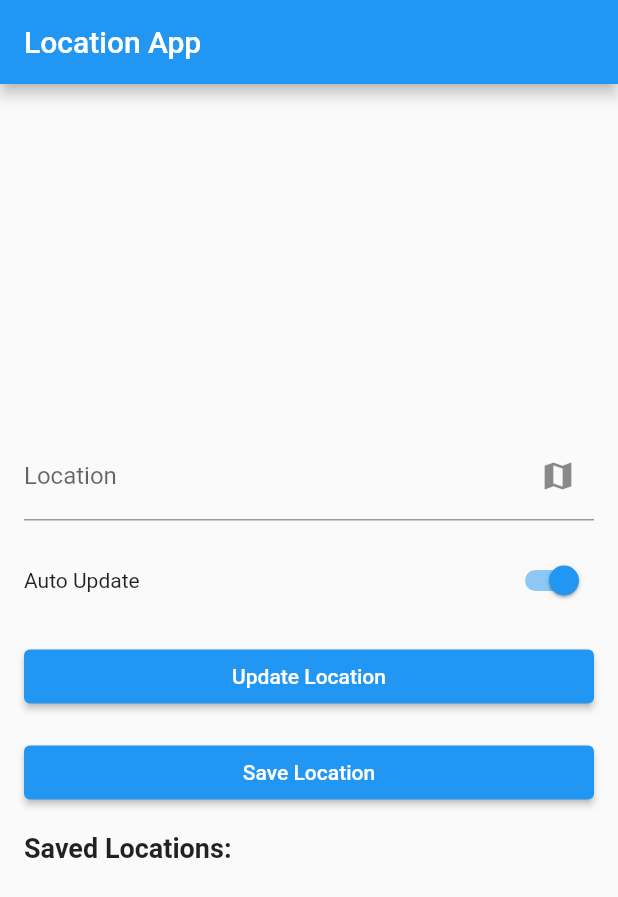
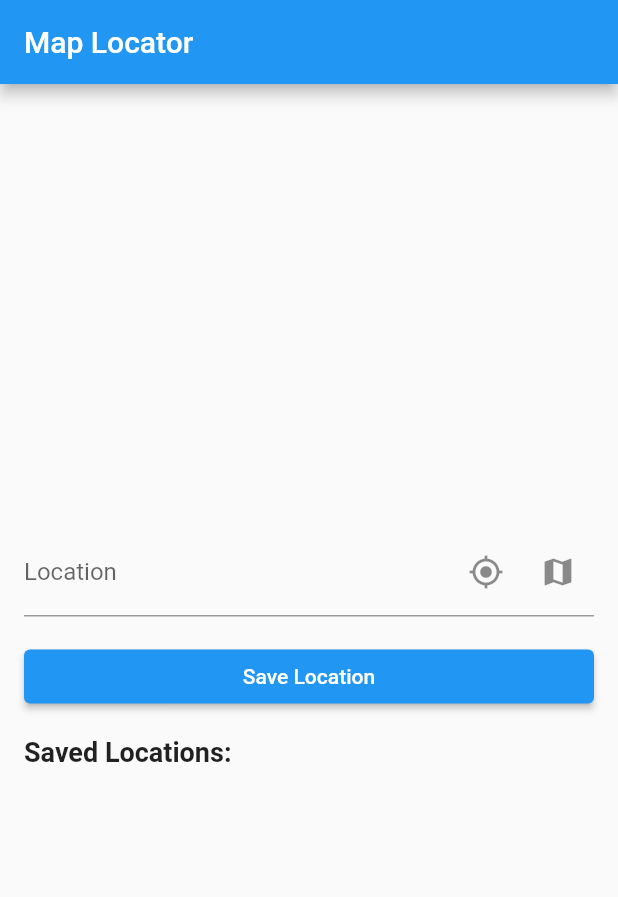
Before and after one commit to Allen7702/geoLocator, a Flutter app: the screen it shows after launch, after a tap on "Save Location", on a phone screen of 412 x 824 dp. Shown: the top 897 px of the screen. Run offline on Flutter 3.47's test engine with Material 2 defaults, Android fonts, the phone set to English and light mode, and no system bars; our stand-ins replace flutter_map, geolocator, latlong2.

Commit message:
new changes

```diff
--- /dev/null
+++ b/lib/locaction_screen.dart
@@ -0,0 +1,173 @@
+import 'package:flutter/material.dart';
+import 'package:geolocator/geolocator.dart';
+import 'map_screen.dart';
+import 'dart:convert';
+
+class LocationScreen extends StatefulWidget {
+  // State variable to hold the format of the location
+  final bool useGeoJsonFormat;
+   // State variable for auto updating location
+  final bool autoUpdateLocation;
+
+  const LocationScreen({Key? key, this.useGeoJsonFormat = false,this.autoUpdateLocation = true})
+      : super(key: key);
+  @override
+  State<LocationScreen> createState() => _LocationScreenState();
+}
+
+class _LocationScreenState extends State<LocationScreen> {
+  // Text controller for the location input field
+  final TextEditingController _locationController = TextEditingController();
+
+  // State variable to hold current location
+  final List<String> savedLocations = [];
+
+  @override
+  void initState() {
+    super.initState();
+    _getLocation();
+  }
+
+// Function to get the current location
+  Future<void> _getLocation() async {
+    bool locationEnabled = await Geolocator.isLocationServiceEnabled();
+    if (!locationEnabled) {
+      // Handle if location services are disabled
+      debugPrint("Location services are disabled.");
+      return;
+    }
+
+    LocationPermission permission = await Geolocator.checkPermission();
+    if (permission == LocationPermission.denied) {
+      permission = await Geolocator.requestPermission();
+      if (permission == LocationPermission.denied) {
+        debugPrint("User denied permissions to access the device's location.");
+        return;
+      }
+    }
+
+    if (permission == LocationPermission.deniedForever) {
+      // Handle the scenario where user has permanently denied location access
+      debugPrint(
+          "User denied permissions forever to access the device's location.");
+      return;
+    }
+    try {
+      Position position = await Geolocator.getCurrentPosition(
+        desiredAccuracy: LocationAccuracy.best,
+      );
+
+      String newLocation = "${position.latitude}, ${position.longitude}";
+
+      setState(() {
+        if (widget.autoUpdateLocation) {
+          _locationController.text = newLocation;
+        }
+      });
+    } catch (e) {
+      debugPrint("Error: ${e.toString()}");
+    }
+  }
+
+  // Function to toggle auto location updates
+  // void _toggleAutoUpdate(bool value) {
+  //   setState(() {
+  //     _autoUpdateLocation = value;
+  //     if (_autoUpdateLocation) {
+  //       _getLocation();
+  //     }
+  //   });
+  // }
+
+  Map<String, dynamic> _getGeoJsonCoordinates(
+      double latitude, double longitude) {
+    return {
+      "type": "Point",
+      "coordinates": [longitude, latitude]
+    };
+  }
+
+  void saveLocation(bool useGeoJsonFormat) {
+    if (useGeoJsonFormat) {
+      double latitude = double.parse(_locationController.text.split(',')[0]);
+      double longitude = double.parse(_locationController.text.split(',')[1]);
+
+      Map<String, dynamic> geoJsonCoordinates =
+          _getGeoJsonCoordinates(latitude, longitude);
+
+      setState(() {
+        savedLocations.add(jsonEncode(geoJsonCoordinates));
+      });
+    } else {
+      setState(() {
+        savedLocations.add(_locationController.text);
+      });
+    }
+  }
+
+  // Function to open the map screen for selecting a location
+  void _openMapForLocation() async {
+    final position = await Navigator.push<Position>(
+      context,
+      MaterialPageRoute(
+        builder: (context) => MapScreen(locationText: _locationController.text),
+      ),
+    );
+    if (position != null) {
+      setState(() {
+        _locationController.text =
+            "${position.latitude}, ${position.longitude}";
+      });
+    }
+  }
+
+  @override
+  Widget build(BuildContext context) {
+       return Container(
+      padding: const EdgeInsets.all(16.0),
+      child: Column(
+          crossAxisAlignment: CrossAxisAlignment.stretch,
+          children: [
+      TextField(
+        controller: _locationController,
+        enabled: true,
+        decoration: InputDecoration(
+          labelText: 'Location',
+          suffixIcon: Row(
+            mainAxisSize: MainAxisSize.min,
+            children: [
+              if (widget.autoUpdateLocation)
+                IconButton(
+                  icon: const Icon(Icons.my_location),
+                  onPressed: _getLocation,
+                ),
+              IconButton(
+                icon: const Icon(Icons.map),
+                onPressed: _openMapForLocation,
+              ),
+            ],
+          ),
+        ),
+      ),
+      const SizedBox(height: 16.0),
+            ElevatedButton(
+              onPressed: () {
+                saveLocation(widget.useGeoJsonFormat);
+              },
+              child: const Text('Save Location'),
+            ),
+            const SizedBox(height: 16.0),
+            const Text(
+              'Saved Locations:',
+              style: TextStyle(fontSize: 18, fontWeight: FontWeight.bold),
+            ),
+            Column(
+              crossAxisAlignment: CrossAxisAlignment.stretch,
+              children:
+                  savedLocations.map((location) => Text(location)).toList(),
+            ),
+          ],
+      ),
+    );
+  }
+}
--- a/lib/main.dart
+++ b/lib/main.dart
@@ -1,155 +1,45 @@
 import 'package:flutter/material.dart';
-import 'package:geolocator/geolocator.dart';
-import 'package:flutter_map/flutter_map.dart';
-import 'package:flutter_map/plugin_api.dart';
-import 'package:latlong2/latlong.dart';
+import 'locaction_screen.dart';
 
 void main() {
-  runApp(const LocationApp());
+  runApp(const MyApp());
 }
 
-class LocationApp extends StatelessWidget {
-  const LocationApp({Key? key}) : super(key: key);
+class MyApp extends StatelessWidget {
+  const MyApp({super.key});
 
   @override
   Widget build(BuildContext context) {
-    return MaterialApp(
-      title: 'Location App',
-      theme: ThemeData(
-        primarySwatch: Colors.blue,
-      ),
-      home: const LocationScreen(),
+    return const MaterialApp(
+      title: 'Map Locator',
+      home: QuoteGenerator(),
     );
   }
 }
 
-class LocationScreen extends StatefulWidget {
-  const LocationScreen({super.key});
+class QuoteGenerator extends StatefulWidget {
+  const QuoteGenerator({super.key});
 
   @override
-  State<LocationScreen> createState() => _LocationScreenState();
+  State<QuoteGenerator> createState() => _QuoteGeneratorState();
 }
 
-class _LocationScreenState extends State<LocationScreen> {
-  // Text controller for the location input field
-  final TextEditingController _locationController = TextEditingController();
-  // State variable for auto updating location
-  bool _autoUpdateLocation = true;
-  // State variable to hold current location
-  final List<String> _savedLocations = [];
-
-  @override
-  void initState() {
-    super.initState();
-    _getLocation();
-  }
-
-// Function to get the current location
-  Future<void> _getLocation() async {
-    try {
-      Position position = await Geolocator.getCurrentPosition(
-        desiredAccuracy: LocationAccuracy.high,
-      );
-
-      String newLocation = "${position.latitude}, ${position.longitude}";
-
-      setState(() {
-        if (_autoUpdateLocation) {
-          _locationController.text = newLocation;
-        }
-      });
-    } catch (e) {
-      debugPrint("Error: ${e.toString()}");
-    }
-  }
-
-  // Function to toggle auto location updates
-  void _toggleAutoUpdate(bool value) {
-    setState(() {
-      _autoUpdateLocation = value;
-      if (_autoUpdateLocation) {
-        _getLocation();
-      }
-    });
-  }
-
-// Function to save the location to the list
-  void _saveLocation() {
-    setState(() {
-      _savedLocations.add(_locationController.text);
-    });
-  }
-
-  // Function to open the map screen for selecting a location
-  void _openMapForLocation() async {
-    final position = await Navigator.push<Position>(
-      context,
-      MaterialPageRoute(
-        builder: (context) => MapScreen(locationText: _locationController.text),
-      ),
-    );
-    if (position != null) {
-      setState(() {
-        _locationController.text =
-            "${position.latitude}, ${position.longitude}";
-      });
-    }
-  }
+class _QuoteGeneratorState extends State<QuoteGenerator> {
 
   @override
   Widget build(BuildContext context) {
     return Scaffold(
       appBar: AppBar(
-        title: const Text('Location App'),
+        title: const Text('Map Locator'),
       ),
-      body: Padding(
-        padding: const EdgeInsets.all(16.0),
+      body: const Center(
         child: Column(
-          mainAxisAlignment: MainAxisAlignment.center,
-          crossAxisAlignment: CrossAxisAlignment.stretch,
+        mainAxisAlignment: MainAxisAlignment.center,
+        crossAxisAlignment: CrossAxisAlignment.stretch,
           children: [
-            TextField(
-              controller: _locationController,
-              enabled: true,
-              decoration: InputDecoration(
-                labelText: 'Location',
-                suffixIcon: IconButton(
-                  icon: const Icon(Icons.map),
-                  onPressed: _openMapForLocation,
-                ),
-              ),
-            ),
-            const SizedBox(height: 16.0),
-            // Toggle switch for auto location updates
-            Row(
-              mainAxisAlignment: MainAxisAlignment.spaceBetween,
-              children: [
-                const Text('Auto Update'),
-                Switch(
-                  value: _autoUpdateLocation,
-                  onChanged: _toggleAutoUpdate,
-                ),
-              ],
-            ),
-            const SizedBox(height: 16.0),
-            ElevatedButton(
-              onPressed: _getLocation,
-              child: const Text('Update Location'),
-            ),
-            const SizedBox(height: 16.0),
-            ElevatedButton(
-              onPressed: _saveLocation,
-              child: const Text('Save Location'),
-            ),
-            const SizedBox(height: 16.0),
-            const Text(
-              'Saved Locations:',
-              style: TextStyle(fontSize: 18, fontWeight: FontWeight.bold),
-            ),
-            Column(
-              crossAxisAlignment: CrossAxisAlignment.stretch,
-              children:
-                  _savedLocations.map((location) => Text(location)).toList(),
+            LocationScreen(
+              useGeoJsonFormat: false,
+              autoUpdateLocation: true,
             ),
           ],
         ),
@@ -158,87 +48,25 @@ class _LocationScreenState extends State<LocationScreen> {
   }
 }
 
-class MapScreen extends StatefulWidget {
-  final String locationText;
-
-  const MapScreen({Key? key, required this.locationText}) : super(key: key);
-
-  @override
-  State<MapScreen> createState() => _MapScreenState();
-}
-
-class _MapScreenState extends State<MapScreen> {
-  final MapController _mapController = MapController();
-  Position? _selectedPosition;
-  Marker? _userLocationMarker;
-
- void _onMapTap(TapPosition point, LatLng latlng) {
-  setState(() {
-    _userLocationMarker = Marker(
-      width: 80.0,
-      height: 80.0,
-      point: latlng,
-      builder: (ctx) => const Icon(
-        Icons.location_pin,
-        color: Colors.blue,
-        size: 40.0,
-      ),
-    );
-    _selectedPosition = Position(
-      latitude: latlng.latitude,
-      longitude: latlng.longitude,
-      accuracy: 0.0,
-      altitude: 0.0,
-      heading: 0.0,
-      speed: 0.0,
-      speedAccuracy: 0.0,
-      timestamp: DateTime.now(),
-    );
-  });
-}
 
 
-  @override
-  Widget build(BuildContext context) {
-    return Scaffold(
-      appBar: AppBar(
-        title: const Text('Select Location'),
-      ),
-      body: FlutterMap(
-        mapController: _mapController,
-        options: MapOptions(
-          center: widget.locationText.isNotEmpty
-              ? LatLng(
-                  double.parse(widget.locationText.split(',')[0]),
-                  double.parse(widget.locationText.split(',')[1]),
-                )
-              : const LatLng(
-                  -6.76456, 39.2484481), // Default if input field is empty
-          maxZoom: 18,
-          zoom: 17.0,
-          onTap: _onMapTap,
-        ),
-        children: [
-          TileLayer(
-            urlTemplate: 'https://tile.openstreetmap.org/{z}/{x}/{y}.png',
-            userAgentPackageName: 'com.example.app',
-          ),
-          MarkerLayer(
-            markers: [
-              if (_userLocationMarker != null)
-                _userLocationMarker!,
-            ],
-          ),
-        ],
-      ),
-      floatingActionButton: _selectedPosition != null
-          ? FloatingActionButton(
-              onPressed: () {
-                Navigator.pop(context, _selectedPosition);
-              },
-              child: const Icon(Icons.check),
-            )
-          : null,
-    );
-  }
-}
+
+
+// void main() {
+//   runApp(const LocationApp());
+// }
+
+// class LocationApp extends StatelessWidget {
+//   const LocationApp({Key? key}) : super(key: key);
+
+//   @override
+//   Widget build(BuildContext context) {
+//     return MaterialApp(
+//       title: 'Location App',
+//       theme: ThemeData(
+//         primarySwatch: Colors.blue,
+//       ),
+//       home: const LocationScreen(),
+//     );
+//   }
+// }
--- a/pubspec.yaml
+++ b/pubspec.yaml
@@ -32,7 +32,7 @@ dependencies:
     sdk: flutter
   geolocator: ^10.0.0
   flutter_map: ^5.0.0
-  latlong2: ^0.9.0
+
 
   # The following adds the Cupertino Icons font to your application.
   # Use with the CupertinoIcons class for iOS style icons.
```
Also changed, not shown: lib/map_screen.dart (added, +112 -0 lines), pubspec.lock.
